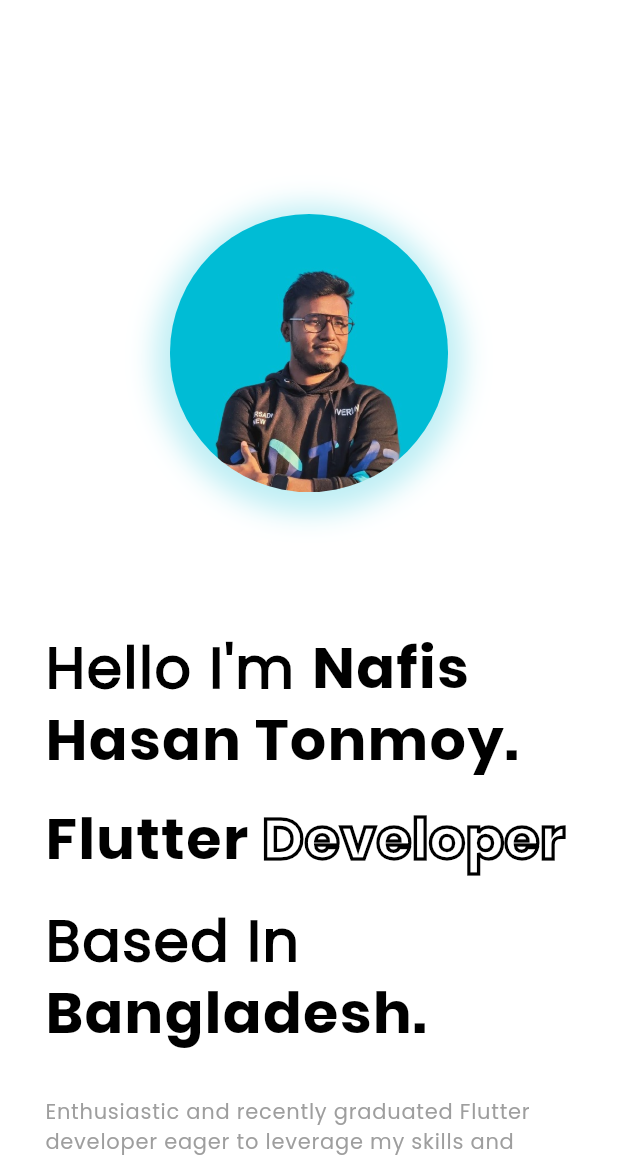
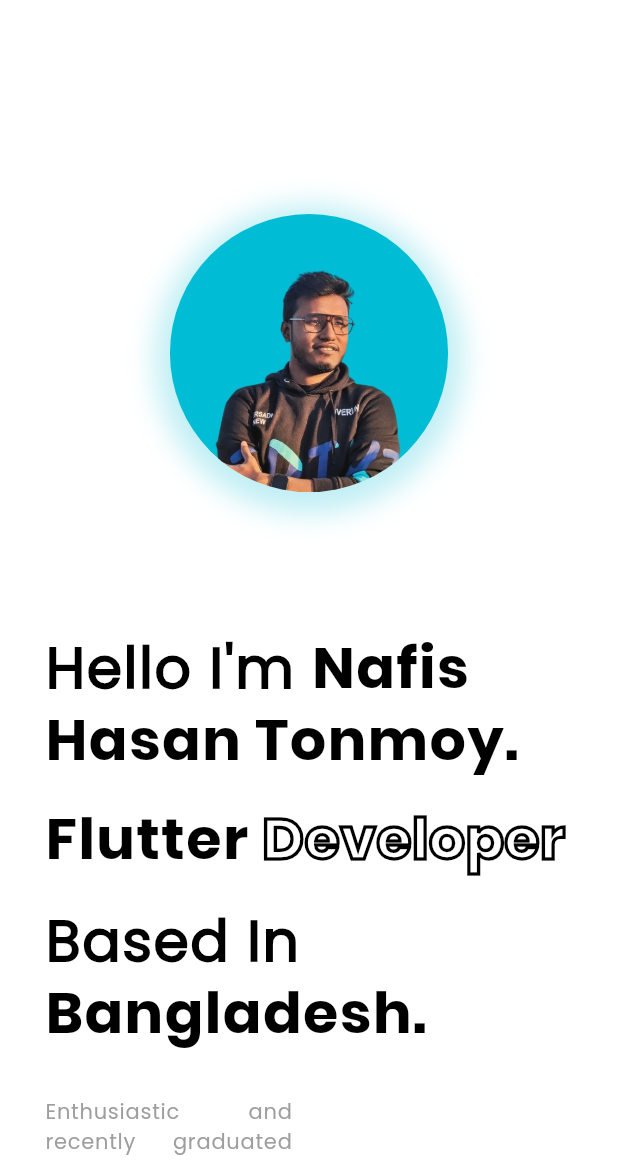
Before and after one commit to Nafis71/portfolio, a Flutter app: the screen it shows after launch, on a phone screen of 412 x 824 dp, the part 75-1236 px from its top. Run offline on Flutter 3.47's test engine with Material 3 defaults, Android fonts, the phone set to English and light mode, and no system bars; drawn by our look-alikes of widget_and_text_animator; our stand-ins replace animated_background, flutter_carousel_widget, flutter_svg, gap, lottie, responsive_framework; missing offline and left inert: dart:js.

Commit message:
-responsiveness added in mySkill and myProject section

```diff
--- a/lib/views/homeScreen/desktop/home_layout_desktop.dart
+++ b/lib/views/homeScreen/desktop/home_layout_desktop.dart
@@ -42,7 +42,7 @@
           height: MediaQuery.of(context).size.height,
           child: AnimatedBackground(
             behaviour: RandomParticleBehaviour(options: const ParticleOptions(
-              particleCount: 30,
+              particleCount: 20,
               maxOpacity: 0.2,
               spawnMaxSpeed: 170
             )),
@@ -63,7 +63,7 @@
               ),
               const IntroWidget(),
               const SocialCardsWidget(),
-              (ResponsiveBreakpoints.of(context).isDesktop) ? const Gap(20) : const Gap(60),
+              (ResponsiveBreakpoints.of(context).isDesktop) ? const Gap(30) : const Gap(60),
               SkillsWidget(skillSectionKey: widget.skillSectionKey,),
               const Gap(20),
               ProjectsWidget(projectSectionKey: widget.projectSectionKey,),
--- a/lib/widgets/intro_widget.dart
+++ b/lib/widgets/intro_widget.dart
@@ -13,7 +13,7 @@
       crossAxisAlignment: CrossAxisAlignment.start,
       children: [
         (ResponsiveBreakpoints.of(context).isDesktop) ? const Gap(70) : Gap(30),
-        (!ResponsiveBreakpoints.of(context).isDesktop) ? const Center(child: Expanded(child: ProfilePictureWidget()),) : const SizedBox.shrink(),
+        (!ResponsiveBreakpoints.of(context).isDesktop) ? const Center(child: ProfilePictureWidget(),) : const SizedBox.shrink(),
         Row(
           children: [
             (ResponsiveBreakpoints.of(context).isDesktop) ? const Gap(100) : const Gap(30),
@@ -64,7 +64,11 @@
                     incomingEffect:
                     WidgetTransitionEffects.incomingSlideInFromLeft(
                         duration: const Duration(seconds: 4)),
-                    child: RichText(text: TextSpan(
+                    child: SizedBox(
+                      width: MediaQuery.of(context).size.width * 0.4,
+                      child: RichText(
+                          textAlign: TextAlign.justify,
+                          text: TextSpan(
                           children: [
                             TextSpan(
                                 style: Theme.of(context).textTheme.labelSmall,
@@ -72,11 +76,12 @@
                                 "Enthusiastic and recently graduated Flutter developer eager to leverage my skills and knowledge to contribute to a fast-paced and collaborative development environment. Possess a strong foundation in Flutter development principles and a passion for creating beautiful and user-friendly mobile applications.\n")
                           ]
                       )),
+                    ),
                   )
                 ],
               ),
             ),
-            (ResponsiveBreakpoints.of(context).isDesktop) ? const ProfilePictureWidget() : const SizedBox.shrink(),
+            (ResponsiveBreakpoints.of(context).isDesktop) ? const Flexible(child: ProfilePictureWidget()) : const SizedBox.shrink(),
           ],
         ),
       ],
```
Also changed, not shown: lib/widgets/projects_widget.dart (+39 -15 lines), lib/widgets/skills_widget.dart (+9 -5 lines). Lines whose indentation alone changed are shown as unchanged.
